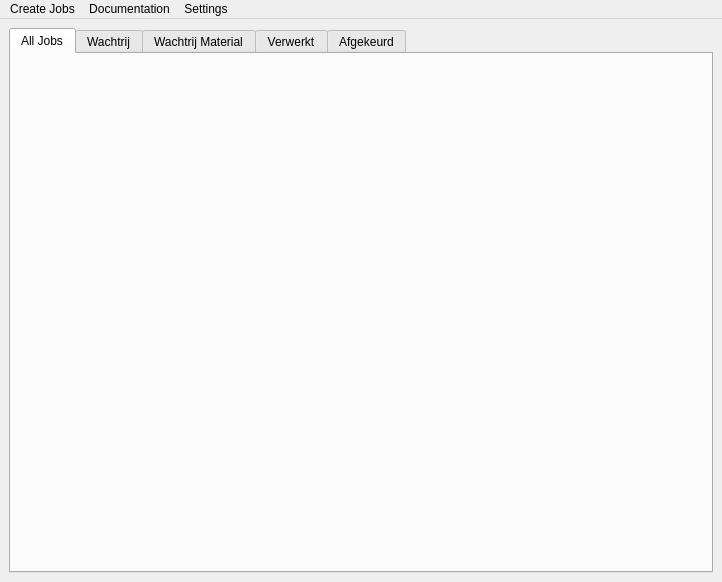
GijsGroote/creator_administrator, file laser/ui/laser_main_window.ui: the form before one commit.
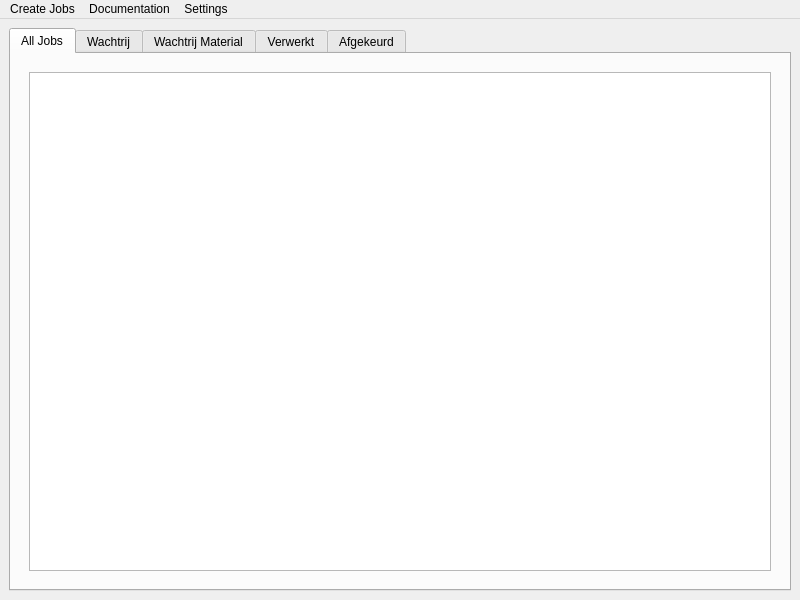
The form after the commit. The open tabs and pages were chosen to show the change. Custom widgets are drawn as their Qt base class.

The edit to the form file:
```diff
--- a/laser/ui/laser_main_window.ui
+++ b/laser/ui/laser_main_window.ui
@@ -6,8 +6,8 @@
    <rect>
     <x>0</x>
     <y>0</y>
-    <width>722</width>
-    <height>582</height>
+    <width>800</width>
+    <height>600</height>
    </rect>
   </property>
   <property name="sizePolicy">
@@ -66,9 +66,6 @@
               </item>
              </layout>
             </widget>
-            <widget class="QWidget" name="jobPage">
-             <layout class="QVBoxLayout" name="verticalLayout_13"/>
-            </widget>
            </widget>
           </item>
          </layout>
@@ -320,7 +317,7 @@
     <rect>
      <x>0</x>
      <y>0</y>
-     <width>722</width>
+     <width>800</width>
      <height>24</height>
     </rect>
    </property>
```
Left out of the diff: 2 changed lines with no effect on the pictures.
